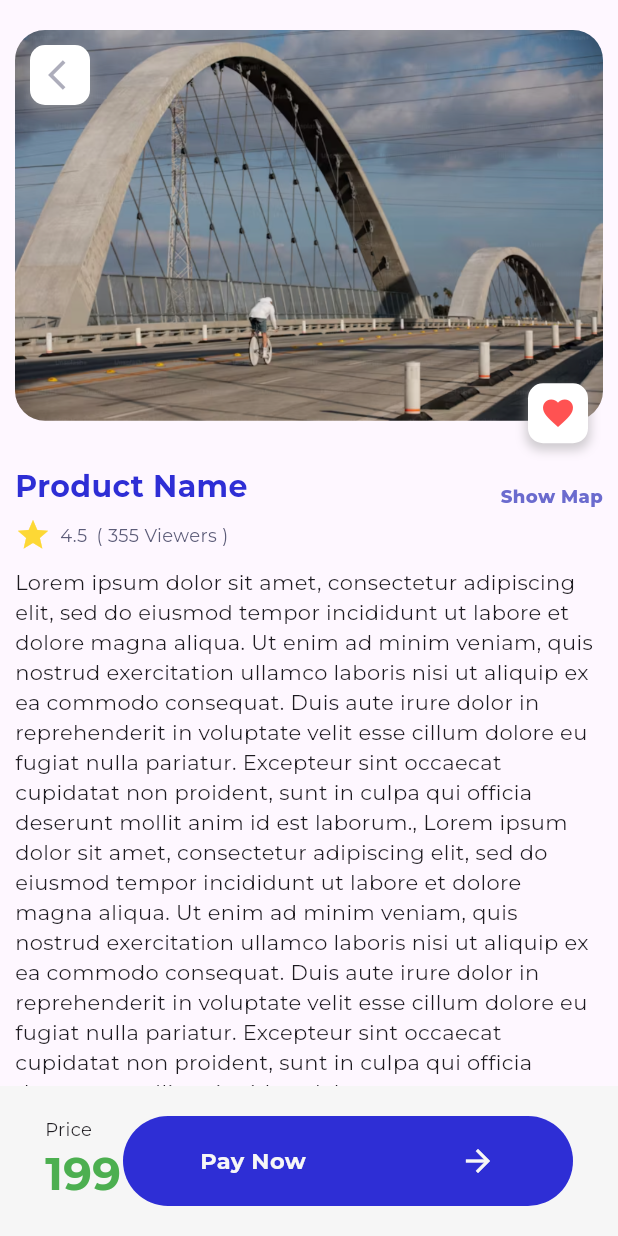
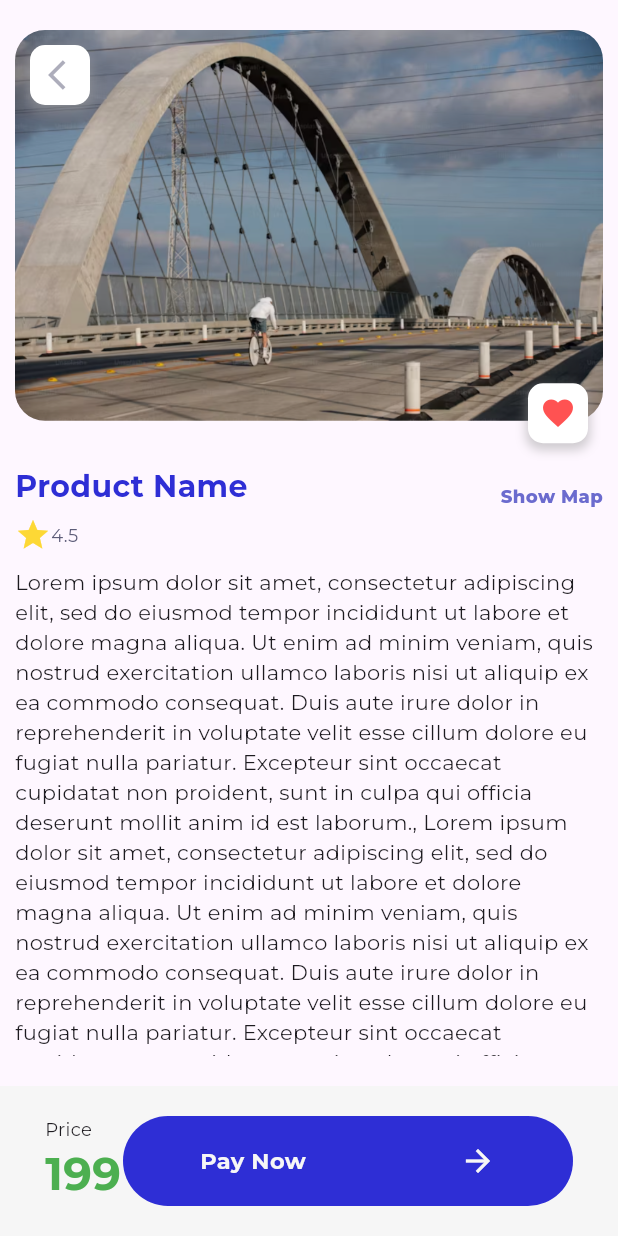
Before and after one commit to localbu/Nifed, a Flutter app: the DetailScreen screen opened by its route, after a tap on "Show More", on a phone screen of 412 x 824 dp. Run offline on Flutter 3.47's test engine with Material 3 defaults, Android fonts, the phone set to English and light mode, and no system bars; our stand-ins replace google_fonts, google_nav_bar.

Commit message:
nic Commit

```diff
--- a/lib/pages/detail/components/body.dart
+++ b/lib/pages/detail/components/body.dart
@@ -16,9 +16,9 @@ class _BodyState extends State<Body> {
   @override
   Widget build(BuildContext context) {
     return SafeArea(
-      child: SingleChildScrollView(
-        child: Padding(
-          padding: const EdgeInsets.symmetric(vertical: 20, horizontal: 10),
+      child: Padding(
+        padding: const EdgeInsets.symmetric(vertical: 20, horizontal: 10),
+        child: SingleChildScrollView(
           child: Column(
             children: [
               bgAndLabel(context),
@@ -32,17 +32,8 @@ class _BodyState extends State<Body> {
               Row(
                 children: [
                   Icon(Icons.star, color: Colors.yellow.shade600,),
-                  SizedBox(width: 6,),
                   Text(
                     '4.5',
-                    style: TextStyle(
-                      color: kSecondaryColor,
-                      fontSize: 12
-                    ),
-                  ),
-                  SizedBox(width: 6,),
-                  Text(
-                    '( 355 Viewers )',
                     style: TextStyle(
                       color: kSecondaryColor,
                       fontSize: 12
--- a/lib/pages/detail/custom_book_bottom_bar.dart
+++ b/lib/pages/detail/custom_book_bottom_bar.dart
@@ -8,7 +8,8 @@ class CustomBookBottomBar extends StatelessWidget {
 
   @override
   Widget build(BuildContext context) {
-    return Container(
+    return SingleChildScrollView(
+      child: Container(
         height: 100,
         color: kWhiteColor,
         child: Padding(
@@ -72,6 +73,7 @@ class CustomBookBottomBar extends StatelessWidget {
               ),
             ),
         ),
+      ),
     );
   }
 }
```
Lines whose indentation alone changed are shown as unchanged.
